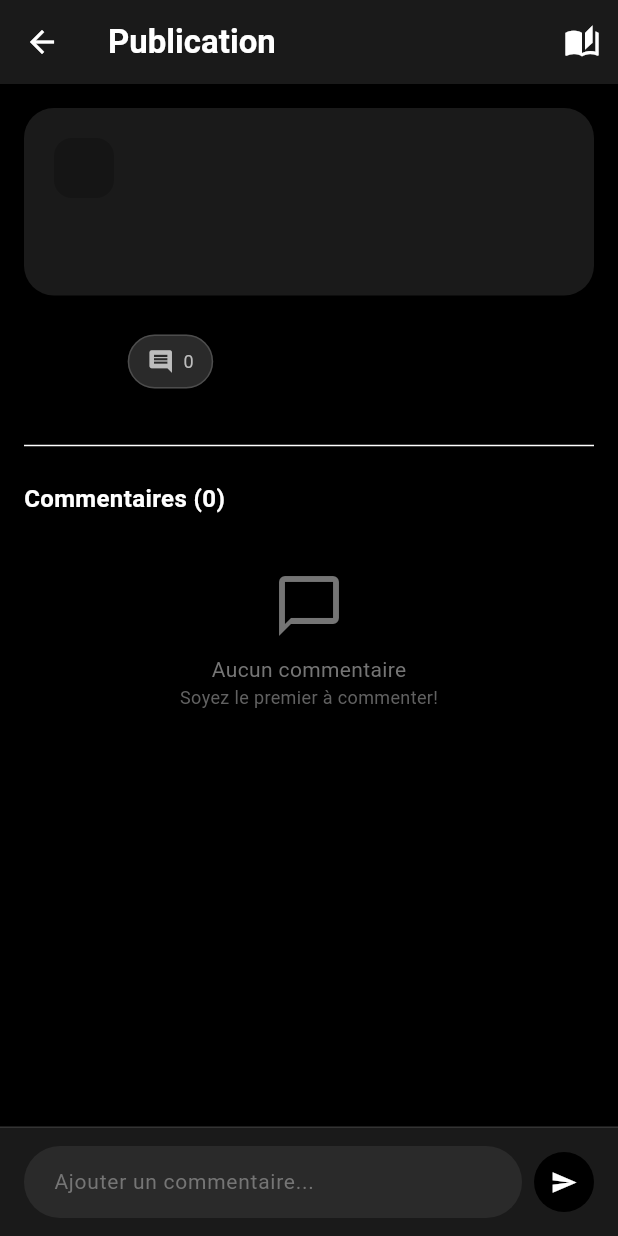
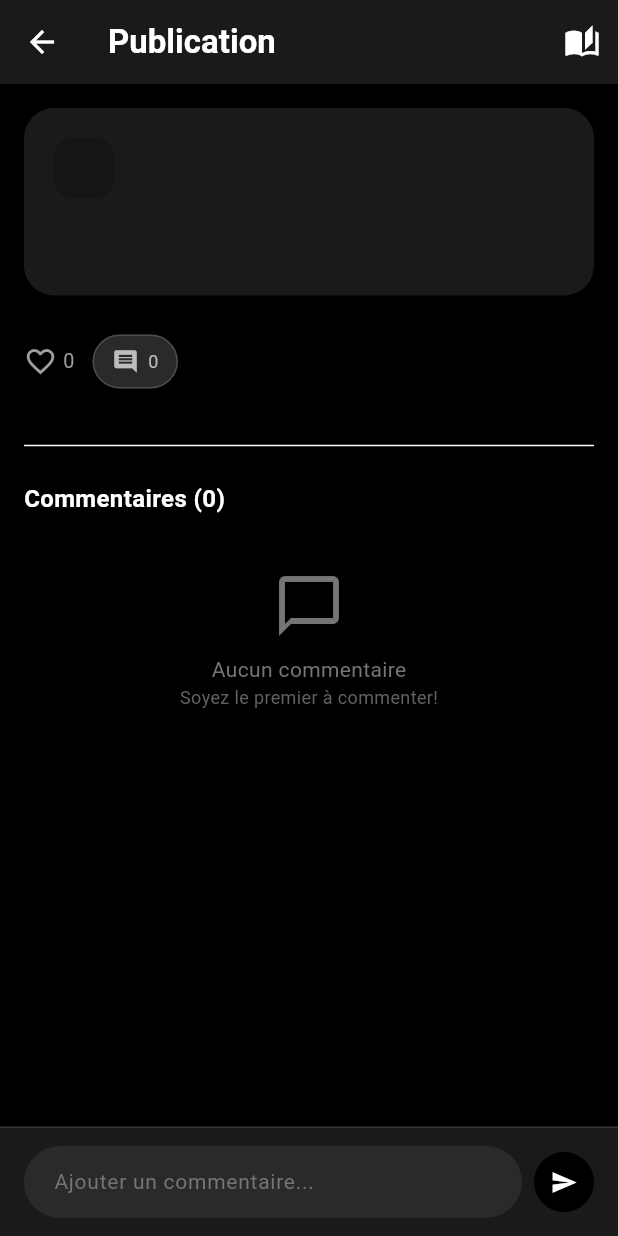
Before and after one commit to krislester900/Design-for-Artistic-Community-App, a Flutter app: the PostDetailPage screen opened directly with empty values, after a tap on the "send" icon, on a phone screen of 412 x 824 dp. Run offline on Flutter 3.47's test engine with Material 3 defaults, Android fonts, the phone set to English and light mode, and no system bars; our stand-ins replace audioplayers, file_picker, hive_flutter, image_picker, just_audio, permission_handler and 4 more; missing offline and left inert: record; accounts and stored records are empty.

Commit message:
Système de likes ❤️ - LikeButton animé + compteur + service dédié + SQL

```diff
--- a/arteia_flutter/lib/pages/post_detail_page.dart
+++ b/arteia_flutter/lib/pages/post_detail_page.dart
@@ -3,6 +3,7 @@ import 'dart:typed_data';
 import '../services/supabase_service.dart';
 import '../services/api_service.dart';
 import '../services/quests_service.dart';
+import '../services/like_service.dart';
 import '../services/local_image_cache_service.dart';
 import '../theme/app_theme.dart';
 import 'universe_page.dart';
@@ -20,6 +21,7 @@ class _PostDetailPageState extends State<PostDetailPage> {
   final ApiService _api = ApiService();
   final SupabaseService _supabase = SupabaseService();
   final QuestsService _questsService = QuestsService();
+  final LikeService _likeService = LikeService();
   LocalImageCacheService? _imageCache;
   final TextEditingController _commentController = TextEditingController();
   final ScrollController _scrollController = ScrollController();
@@ -50,13 +52,9 @@ class _PostDetailPageState extends State<PostDetailPage> {
   }
 
   Future<void> _checkIfLiked() async {
-    final user = _supabase.currentUser;
-    if (user == null) return;
-
     final postId = widget.post['id'];
     if (postId == null) return;
-
-    final liked = await _api.isPostLiked(postId, user.id);
+    final liked = await _likeService.isLiked(postId.toString());
     if (mounted) setState(() => _isLiked = liked);
   }
 
@@ -66,7 +64,7 @@ class _PostDetailPageState extends State<PostDetailPage> {
 
     try {
       final response = await _supabase.client
-          .from('comments')
+          .from('post_comments')
           .select('*, profiles!user_id(username, avatar_url)')
           .eq('post_id', postId)
           .order('created_at', ascending: false);
@@ -78,43 +76,22 @@ class _PostDetailPageState extends State<PostDetailPage> {
         });
       }
     } catch (e) {
-      print('🔴 Load comments error: $e');
-      if (mounted) setState(() => _isLoadingComments = false);
-    }
-  }
-
-  Future<void> _toggleLike() async {
-    final user = _supabase.currentUser;
-    if (user == null) {
-      ScaffoldMessenger.of(context).showSnackBar(
-        const SnackBar(content: Text('Connectez-vous pour liker')),
-      );
-      return;
-    }
-
-    final postId = widget.post['id'];
-    if (postId == null) return;
-
-    final wasLiked = _isLiked;
-    setState(() {
-      _isLiked = !_isLiked;
-      _likesCount += _isLiked ? 1 : -1;
-    });
-
-    try {
-      if (_isLiked) {
-        await _api.likePost(postId, user.id);
-        // Update quest progress
-        _questsService.updateQuestProgress(QuestType.like, 1);
-      } else {
-        await _api.unlikePost(postId, user.id);
+      // Fallback to old table
+      try {
+        final response = await _supabase.client
+            .from('comments')
+            .select('*, profiles!user_id(username, avatar_url)')
+            .eq('post_id', postId)
+            .order('created_at', ascending: false);
+        if (mounted) {
+          setState(() {
+            _comments = List<Map<String, dynamic>>.from(response);
+            _isLoadingComments = false;
+          });
+        }
+      } catch (e2) {
+        if (mounted) setState(() => _isLoadingComments = false);
       }
-    } catch (e) {
-      // Revert on error
-      setState(() {
-        _isLiked = wasLiked;
-        _likesCount += wasLiked ? 1 : -1;
-      });
     }
   }
 
@@ -136,7 +113,7 @@ class _PostDetailPageState extends State<PostDetailPage> {
     setState(() => _isSendingComment = true);
 
     try {
-      await _supabase.client.from('comments').insert({
+      await _supabase.client.from('post_comments').insert({
         'post_id': postId,
         'user_id': user.id,
         'content': text,
@@ -144,14 +121,6 @@ class _PostDetailPageState extends State<PostDetailPage> {
 
       _commentController.clear();
       await _loadComments();
-
-      // Update comments count in post
-      await _supabase.client
-          .from('posts')
-          .update({'comments_count': _comments.length})
-          .eq('id', postId);
-
-      // Update quest progress
       _questsService.updateQuestProgress(QuestType.comment, 1);
 
       if (mounted) {
@@ -160,10 +129,21 @@ class _PostDetailPageState extends State<PostDetailPage> {
         );
       }
     } catch (e) {
-      if (mounted) {
-        ScaffoldMessenger.of(context).showSnackBar(
-          SnackBar(content: Text('Erreur: $e'), backgroundColor: Colors.red),
-        );
+      // Fallback old table
+      try {
+        await _supabase.client.from('comments').insert({
+          'post_id': postId,
+          'user_id': user.id,
+          'content': text,
+        });
+        _commentController.clear();
+        await _loadComments();
+      } catch (e2) {
+        if (mounted) {
+          ScaffoldMessenger.of(context).showSnackBar(
+            SnackBar(content: Text('Erreur: $e2'), backgroundColor: Colors.red),
+          );
+        }
       }
     } finally {
       if (mounted) setState(() => _isSendingComment = false);
@@ -216,21 +196,17 @@ class _PostDetailPageState extends State<PostDetailPage> {
               child: Column(
                 crossAxisAlignment: CrossAxisAlignment.start,
                 children: [
-                  // Post content
                   _buildPostContent(),
                   const SizedBox(height: 20),
-                  // Actions
                   _buildActions(),
                   const SizedBox(height: 24),
                   const Divider(),
                   const SizedBox(height: 16),
-                  // Comments section
                   _buildCommentsSection(),
                 ],
               ),
             ),
           ),
-          // Comment input at bottom
           _buildCommentInput(),
         ],
       ),
@@ -301,7 +277,6 @@ class _PostDetailPageState extends State<PostDetailPage> {
               future: _imageCache!.getImage(imageUrl),
               builder: (context, snapshot) {
                 if (snapshot.hasData && snapshot.data != null) {
-                  // Display cached image
                   return ClipRRect(
                     borderRadius: BorderRadius.circular(12),
                     child: Image.memory(
@@ -311,7 +286,6 @@ class _PostDetailPageState extends State<PostDetailPage> {
                     ),
                   );
                 }
-                // Fallback to network image
                 return ClipRRect(
                   borderRadius: BorderRadius.circular(12),
                   child: Image.network(
@@ -344,14 +318,18 @@ class _PostDetailPageState extends State<PostDetailPage> {
   }
 
   Widget _buildActions() {
+    final postId = widget.post['id']?.toString() ?? '';
+
     return Row(
       children: [
-        _ActionButton(
-          icon: _isLiked ? Icons.favorite : Icons.favorite_border,
-          label: '$_likesCount',
-          isActive: _isLiked,
-          onTap: _toggleLike,
-          activeColor: AppTheme.primaryPink,
+        LikeButton(
+          postId: postId,
+          initialCount: _likesCount,
+          initialLiked: _isLiked,
+          size: 22,
+          onChanged: () {
+            _questsService.updateQuestProgress(QuestType.like, 1);
+          },
         ),
         const SizedBox(width: 12),
         _ActionButton(
--- /dev/null
+++ b/arteia_flutter/lib/services/like_service.dart
@@ -0,0 +1,250 @@
+import 'package:flutter/material.dart';
+import 'supabase_service.dart';
+import 'interactivity_service.dart';
+
+class LikeService {
+  final SupabaseService _supabase = SupabaseService();
+  final InteractivityService _haptic = InteractivityService();
+  static final LikeService _instance = LikeService._();
+  factory LikeService() => _instance;
+  LikeService._();
+
+  /// Toggle like sur un post
+  Future<LikeResult> toggleLike(String postId) async {
+    final user = _supabase.currentUser;
+    if (user == null) throw Exception('Connecte-toi pour liker !');
+
+    // Vérifier si déjà liké
+    final existing = await _supabase.client
+        .from('post_likes')
+        .select('id')
+        .eq('user_id', user.id)
+        .eq('post_id', postId)
+        .maybeSingle();
+
+    if (existing != null) {
+      // Unlike
+      await _supabase.client
+          .from('post_likes')
+          .delete()
+          .eq('id', existing['id']);
+
+      // Décrémenter le compteur
+      await _supabase.client.rpc('decrement_likes', params: {'post_id': postId});
+
+      final count = await getLikeCount(postId);
+      return LikeResult(liked: false, count: count);
+    } else {
+      // Like
+      await _supabase.client.from('post_likes').insert({
+        'user_id': user.id,
+        'post_id': postId,
+      });
+
+      // Incrémenter le compteur
+      await _supabase.client.rpc('increment_likes', params: {'post_id': postId});
+
+      // Haptique
+      _haptic.triggerHaptic(HapticFeedbackType.success);
+
+      final count = await getLikeCount(postId);
+      return LikeResult(liked: true, count: count);
+    }
+  }
+
+  /// Vérifier si l'utilisateur a liké
+  Future<bool> isLiked(String postId) async {
+    final user = _supabase.currentUser;
+    if (user == null) return false;
+
+    final existing = await _supabase.client
+        .from('post_likes')
+        .select('id')
+        .eq('user_id', user.id)
+        .eq('post_id', postId)
+        .maybeSingle();
+
+    return existing != null;
+  }
+
+  /// Obtenir le nombre de likes
+  Future<int> getLikeCount(String postId) async {
+    try {
+      final response = await _supabase.client
+          .from('post_likes')
+          .select('id', count: CountOption.exact)
+          .eq('post_id', postId);
+      return response.count ?? 0;
+    } catch (e) {
+      return 0;
+    }
+  }
+
+  /// Obtenir les likes users pour un post
+  Future<List<Map<String, dynamic>>> getPostLikes(String postId) async {
+    final response = await _supabase.client
+        .from('post_likes')
+        .select('user_id, profiles!inner(username, avatar_url)')
+        .eq('post_id', postId)
+        .order('created_at', ascending: false)
+        .limit(10);
+
+    return (response as List).cast<Map<String, dynamic>>();
+  }
+}
+
+class LikeResult {
+  final bool liked;
+  final int count;
+
+  LikeResult({required this.liked, required this.count});
+}
+
+/// Widget LikeButton réutilisable
+class LikeButton extends StatefulWidget {
+  final String postId;
+  final int initialCount;
+  final bool initialLiked;
+  final double size;
+  final VoidCallback? onChanged;
+
+  const LikeButton({
+    super.key,
+    required this.postId,
+    this.initialCount = 0,
+    this.initialLiked = false,
+    this.size = 24,
+    this.onChanged,
+  });
+
+  @override
+  State<LikeButton> createState() => _LikeButtonState();
+}
+
+class _LikeButtonState extends State<LikeButton> with SingleTickerProviderStateMixin {
+  late bool _isLiked;
+  late int _likeCount;
+  late AnimationController _animController;
+  late Animation<double> _scaleAnim;
+  late Animation<double> _bounceAnim;
+  bool _isAnimating = false;
+
+  @override
+  void initState() {
+    super.initState();
+    _isLiked = widget.initialLiked;
+    _likeCount = widget.initialCount;
+
+    _animController = AnimationController(
+      duration: const Duration(milliseconds: 400),
+      vsync: this,
+    );
+
+    _scaleAnim = TweenSequence<double>([
+      TweenSequenceItem(tween: Tween(begin: 1.0, end: 1.3), weight: 30),
+      TweenSequenceItem(tween: Tween(begin: 1.3, end: 0.9), weight: 20),
+      TweenSequenceItem(tween: Tween(begin: 0.9, end: 1.0), weight: 50),
+    ]).animate(CurvedAnimation(parent: _animController, curve: Curves.easeOut));
+
+    _bounceAnim = Tween<double>(begin: 0.0, end: 1.0).animate(
+      CurvedAnimation(parent: _animController, curve: Curves.elasticOut),
+    );
+  }
+
+  @override
+  void dispose() {
+    _animController.dispose();
+    super.dispose();
+  }
+
+  Future<void> _handleLike() async {
+    if (_isAnimating) return;
+    _isAnimating = true;
+
+    setState(() {
+      _isLiked = !_isLiked;
+      _likeCount += _isLiked ? 1 : -1;
+    });
+
+    _animController.forward(from: 0.0);
+
+    try {
+      final service = LikeService();
+      final result = await service.toggleLike(widget.postId);
+
+      if (mounted) {
+        setState(() {
+          _isLiked = result.liked;
+          _likeCount = result.count;
+        });
+        widget.onChanged?.call();
+      }
+    } catch (e) {
+      // Rollback
+      if (mounted) {
+        setState(() {
+          _isLiked = !_isLiked;
+          _likeCount += _isLiked ? 1 : -1;
+        });
+      }
+    } finally {
+      _isAnimating = false;
+    }
+  }
+
+  @override
+  Widget build(BuildContext context) {
+    return GestureDetector(
+      onTap: _handleLike,
+      child: Row(
+        mainAxisSize: MainAxisSize.min,
+        children: [
+          AnimatedBuilder(
+            animation: _bounceAnim,
+            builder: (context, child) {
+              return Transform.scale(
+                scale: _isLiked ? (1.0 + _bounceAnim.value * 0.3) : 1.0,
+                child: AnimatedBuilder(
+                  animation: _scaleAnim,
+                  builder: (context, child) {
+                    return Transform.scale(
+                      scale: _animController.isAnimating ? _scaleAnim.value : 1.0,
+                      child: Icon(
+                        _isLiked ? Icons.favorite : Icons.favorite_border,
+                        color: _isLiked ? Colors.red : Colors.grey,
+                        size: widget.size,
+                      ),
+                    );
+                  },
+                ),
+              );
+            },
+          ),
+          const SizedBox(width: 4),
+          AnimatedBuilder(
+            animation: _bounceAnim,
+            builder: (context, child) {
+              return Transform.translate(
+                offset: Offset(0, -_bounceAnim.value * 8),
+                child: Text(
+                  _formatCount(_likeCount),
+                  style: TextStyle(
+                    color: _isLiked ? Colors.red : Colors.grey,
+                    fontSize: widget.size * 0.6,
+                    fontWeight: _isLiked ? FontWeight.w600 : FontWeight.normal,
+                  ),
+                ),
+              );
+            },
+          ),
+        ],
+      ),
+    );
+  }
+
+  String _formatCount(int count) {
+    if (count >= 1000000) return '${(count / 1000000).toStringAsFixed(1)}M';
+    if (count >= 1000) return '${(count / 1000).toStringAsFixed(1)}k';
+    return count.toString();
+  }
+}
```
Also changed, not shown: supabase/.temp/linked-project.json (added), 1 other file.
